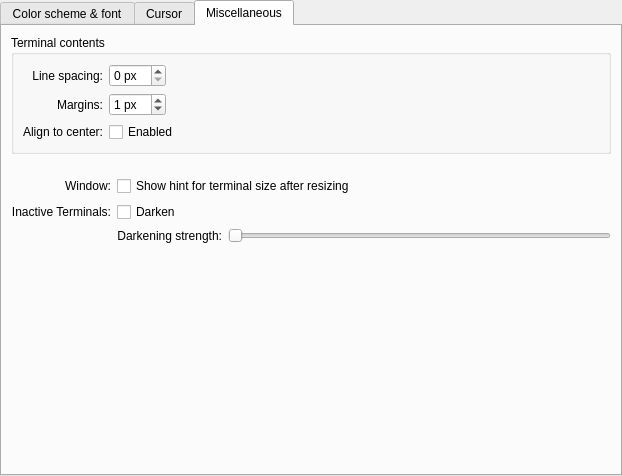
This is src/widgets/EditProfileAppearancePage.ui in KDE/konsole as Qt 5 draws it before an edit. The edited form follows.
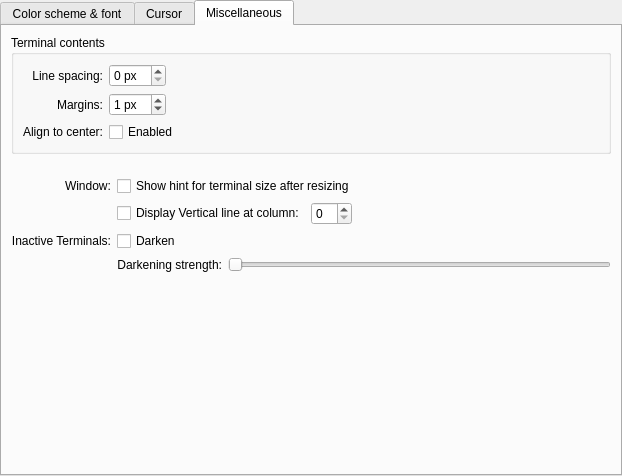
This is the edited form. The open tabs and pages were chosen to show the change. Custom widgets are drawn as their Qt base class.

Commit message:
Add a new option in the profile: Vertical line at Column
This patch introduces a new profile option, a vertical
line at a specific column, to help writting emails, and
git commits in editors that doesn't support line columns
such as nano

What changed in the file:
```diff
--- a/src/widgets/EditProfileAppearancePage.ui
+++ b/src/widgets/EditProfileAppearancePage.ui
@@ -471,47 +471,55 @@
       </attribute>
       <layout class="QVBoxLayout" name="verticalLayout_2">
        <item>
-        <layout class="QGridLayout" name="miscTabLayout" columnstretch="0,0">
+        <layout class="QGridLayout" name="miscTabLayout" columnstretch="0,0,0">
          <property name="spacing">
           <number>6</number>
          </property>
-         <item row="1" column="1">
-          <spacer>
-           <property name="orientation">
-            <enum>Qt::Vertical</enum>
-           </property>
-           <property name="sizeType">
-            <enum>QSizePolicy::Fixed</enum>
-           </property>
-           <property name="sizeHint" stdset="0">
-            <size>
-             <width>20</width>
-             <height>16</height>
-            </size>
-           </property>
-          </spacer>
-         </item>
          <item row="2" column="0" alignment="Qt::AlignRight|Qt::AlignVCenter">
           <widget class="QLabel" name="label">
            <property name="text">
             <string>Window:</string>
            </property>
-           <property name="alignment">
-            <set>Qt::AlignRight|Qt::AlignTrailing|Qt::AlignVCenter</set>
-           </property>
           </widget>
          </item>
-         <item row="3" column="1">
-          <widget class="QCheckBox" name="dimWhenInactiveCheckbox">
+         <item row="2" column="1" colspan="2">
+          <widget class="QCheckBox" name="showTerminalSizeHintButton">
            <property name="toolTip">
-            <string>Indicate whether the window is active by dimming the colors</string>
+            <string>Show terminal size in columns and lines in the center of window after resizing</string>
            </property>
            <property name="text">
-            <string>Darken</string>
+            <string>Show hint for terminal size after resizing</string>
            </property>
           </widget>
          </item>
-         <item row="3" column="0">
+         <item row="5" column="1" colspan="2">
+          <layout class="QHBoxLayout" name="horizontalLayout_2">
+           <item>
+            <widget class="QLabel" name="dimLabel">
+             <property name="text">
+              <string>Darkening strength:</string>
+             </property>
+             <property name="alignment">
+              <set>Qt::AlignRight|Qt::AlignTrailing|Qt::AlignVCenter</set>
+             </property>
+            </widget>
+           </item>
+           <item>
+            <widget class="QSlider" name="dimValue">
+             <property name="maximum">
+              <number>255</number>
+             </property>
+             <property name="orientation">
+              <enum>Qt::Horizontal</enum>
+             </property>
+             <property name="tickPosition">
+              <enum>QSlider::NoTicks</enum>
+             </property>
+            </widget>
+           </item>
+          </layout>
+         </item>
+         <item row="4" column="0">
           <widget class="QLabel" name="label_10">
            <property name="text">
             <string>Inactive Terminals:</string>
@@ -521,7 +529,7 @@
            </property>
           </widget>
          </item>
-         <item row="0" column="0" colspan="2">
+         <item row="0" column="0" colspan="3">
           <widget class="QGroupBox" name="contentsGroup">
            <property name="title">
             <string comment="@title:group">Terminal contents</string>
@@ -663,7 +671,17 @@
            </layout>
           </widget>
          </item>
-         <item row="6" column="1">
+         <item row="4" column="1" colspan="2">
+          <widget class="QCheckBox" name="dimWhenInactiveCheckbox">
+           <property name="toolTip">
+            <string>Indicate whether the window is active by dimming the colors</string>
+           </property>
+           <property name="text">
+            <string>Darken</string>
+           </property>
+          </widget>
+         </item>
+         <item row="8" column="1">
           <layout class="QHBoxLayout" name="horizontalLayout">
            <item>
             <spacer name="horizontalSpacer">
@@ -680,40 +698,46 @@
            </item>
           </layout>
          </item>
-         <item row="2" column="1">
-          <widget class="QCheckBox" name="showTerminalSizeHintButton">
-           <property name="toolTip">
-            <string>Show terminal size in columns and lines in the center of window after resizing</string>
+         <item row="1" column="1">
+          <spacer>
+           <property name="orientation">
+            <enum>Qt::Vertical</enum>
            </property>
-           <property name="text">
-            <string>Show hint for terminal size after resizing</string>
+           <property name="sizeType">
+            <enum>QSizePolicy::Fixed</enum>
            </property>
-          </widget>
+           <property name="sizeHint" stdset="0">
+            <size>
+             <width>20</width>
+             <height>16</height>
+            </size>
+           </property>
+          </spacer>
          </item>
-         <item row="4" column="1">
-          <layout class="QHBoxLayout" name="horizontalLayout_2">
+         <item row="3" column="1">
+          <layout class="QHBoxLayout" name="horizontalLayout_3">
            <item>
-            <widget class="QLabel" name="dimLabel">
+            <widget class="QCheckBox" name="displayVerticalLine">
              <property name="text">
-              <string>Darkening strength:</string>
-             </property>
-             <property name="alignment">
-              <set>Qt::AlignRight|Qt::AlignTrailing|Qt::AlignVCenter</set>
+              <string>Display Vertical line at column:</string>
              </property>
             </widget>
            </item>
            <item>
-            <widget class="QSlider" name="dimValue">
-             <property name="maximum">
-              <number>255</number>
-             </property>
+            <widget class="QSpinBox" name="displayVerticalLineAtColumn"/>
+           </item>
+           <item>
+            <spacer name="horizontalSpacer_2">
              <property name="orientation">
               <enum>Qt::Horizontal</enum>
              </property>
-             <property name="tickPosition">
-              <enum>QSlider::NoTicks</enum>
+             <property name="sizeHint" stdset="0">
+              <size>
+               <width>40</width>
+               <height>20</height>
+              </size>
              </property>
-            </widget>
+            </spacer>
            </item>
           </layout>
          </item>
```
The commit also changes 6 other files.
